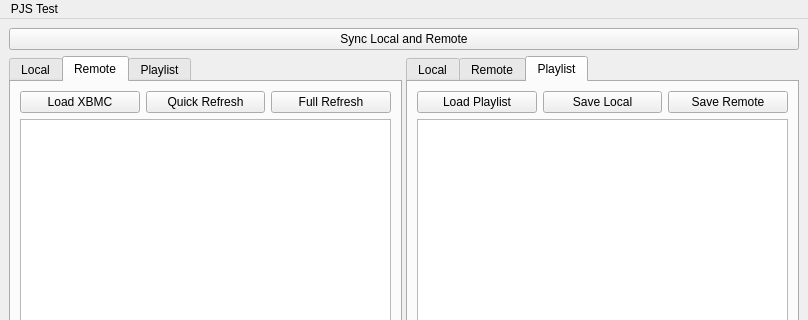
Before: the Qt Designer form Main.ui in pscheidler/Kodi_Remote, drawn with Qt 5; both pictures show x 0 to 808 and y 0 to 320 of the 808 by 782 pixel window.
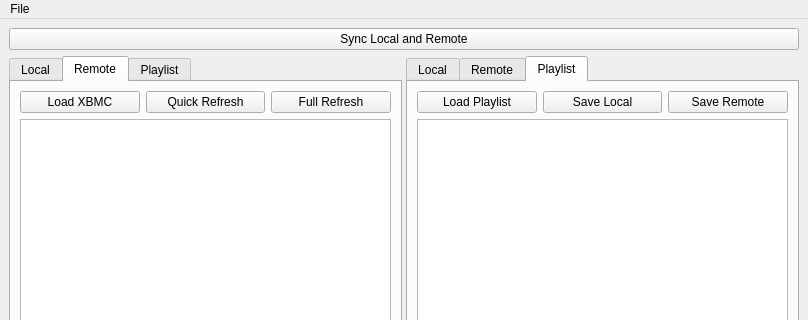
After: the same form once the commit is applied. The open tabs and pages were chosen to show the change.

The edit to the form file:
```diff
--- a/Main.ui
+++ b/Main.ui
@@ -355,7 +355,7 @@
    </property>
    <widget class="QMenu" name="menuPJS_Test">
     <property name="title">
-     <string>PJS Test</string>
+     <string>File</string>
     </property>
    </widget>
    <addaction name="menuPJS_Test"/>
```
Left out of the diff: 74 changed lines with no effect on the pictures.
